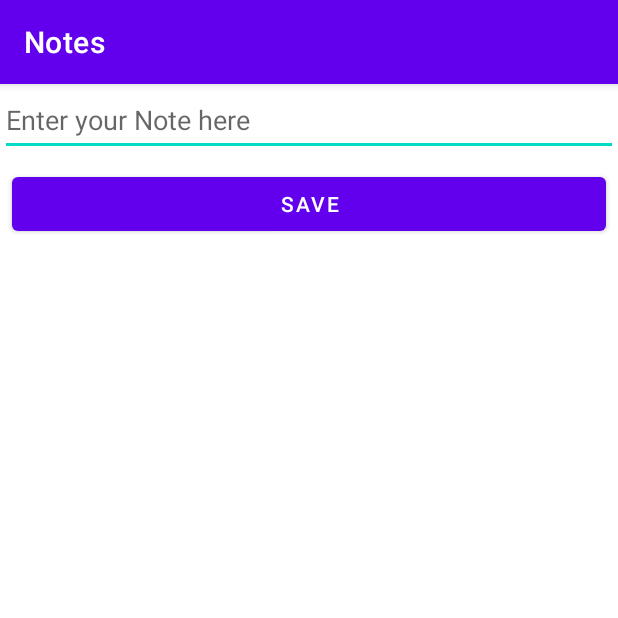
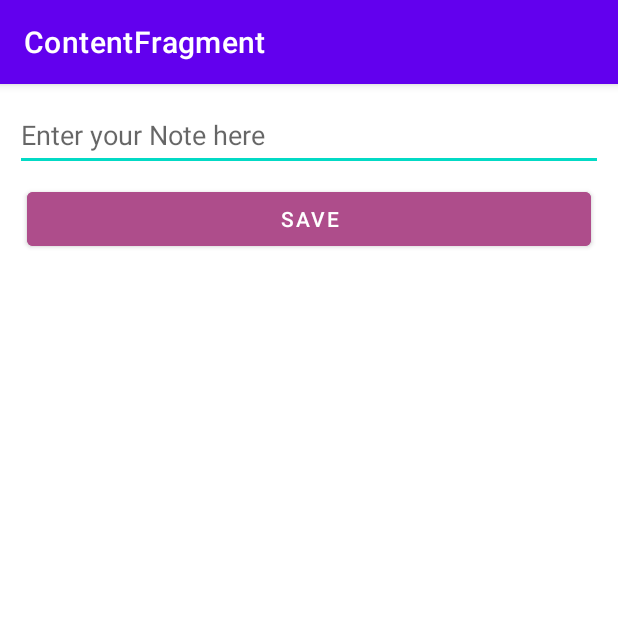
Before and after one commit to atharvabhanage12/NotesApp, an Android app: the screen it shows after launch (MainActivity), on a phone screen of 412 x 824 dp, the top half of it. Run offline under Robolectric (Android 15) with nearby library versions, the phone set to English and light mode, and no system bars; our stand-ins replace Room's generated code, data binding, navigation-ui.

Commit message:
new fragment added

```diff
--- a/app/build.gradle
+++ b/app/build.gradle
@@ -41,6 +41,7 @@ dependencies {
     implementation 'androidx.appcompat:appcompat:1.4.1'
     implementation 'com.google.android.material:material:1.5.0'
     implementation 'androidx.constraintlayout:constraintlayout:2.1.3'
+    implementation 'androidx.legacy:legacy-support-v4:1.0.0'
     testImplementation 'junit:junit:4.+'
     androidTestImplementation 'androidx.test.ext:junit:1.1.3'
     androidTestImplementation 'androidx.test.espresso:espresso-core:3.4.0'
@@ -86,4 +87,7 @@ dependencies {
     // optional - Test helpers for LiveData
     testImplementation("androidx.arch.core:core-testing:$arch_version")
 
+    implementation 'androidx.navigation:navigation-fragment-ktx:2.3.5'
+    implementation 'androidx.navigation:navigation-ui-ktx:2.3.5'
+
 }
--- a/app/src/main/java/com/example/notes/MainActivity.kt
+++ b/app/src/main/java/com/example/notes/MainActivity.kt
@@ -6,72 +6,37 @@ import android.view.View
 import android.widget.EditText
 import android.widget.TextView
 import android.widget.Toast
+import androidx.databinding.DataBindingUtil
 import androidx.lifecycle.Observer
 import androidx.lifecycle.ViewModelProvider
+import androidx.navigation.findNavController
+import androidx.navigation.ui.NavigationUI
 import androidx.recyclerview.widget.LinearLayoutManager
 import androidx.recyclerview.widget.RecyclerView
 import com.example.notes.database.Note
 import com.example.notes.databinding.ActivityMainBinding
 import com.example.notes.recyclerview.INotesRVAdapter
+import com.example.notes.recyclerview.INotesRVAdapter_1
 import com.example.notes.recyclerview.NotesRVAdapter
 
 
 //private lateinit var binding: ActivityMainBinding
-class MainActivity : AppCompatActivity(), INotesRVAdapter {
+class MainActivity : AppCompatActivity() {
 
 
-
-    lateinit var viewModel: NoteViewModel
-    private var layoutManager: RecyclerView.LayoutManager?=null
+    private lateinit var binding:ActivityMainBinding
 
     override fun onCreate(savedInstanceState: Bundle?) {
         super.onCreate(savedInstanceState)
-        val binding=ActivityMainBinding.inflate(layoutInflater)
-//        setContentView(R.layout.activity_main)
 
-
-
-        layoutManager= LinearLayoutManager(this)
-        binding.recyclerView.layoutManager=layoutManager
-        val adapter= NotesRVAdapter(this,this)
-
-
-        binding.recyclerView.adapter=adapter
-
-
-        viewModel= ViewModelProvider(this).get(NoteViewModel::class.java)
-
-        viewModel.allNotes.observe(this, Observer {list->
-            list?.let {
-                adapter.updateList(it)
-            }
-
-        })
-
-        setContentView(binding.root)
+        binding= DataBindingUtil.setContentView(this,R.layout.activity_main)
+        val navController= this.findNavController(R.id.myNavHostFragment)
+        NavigationUI.setupActionBarWithNavController(this,navController)
 
 
     }
 
-    override fun onItemClicked(note: Note) {
-        viewModel.deleteNode(note)
-        Toast.makeText(this,"${note.text} Deleted",Toast.LENGTH_LONG).show()
-    }
-
-
-    fun submitData(view: View) {
-//       var binding: ActivityMainBinding
-//        val binding=ActivityMainBinding.inflate(layoutInflater)
-        val noteText:EditText =  findViewById(R.id.input)
-//        val nnn="ksks"
-
-//        Toast.makeText(this,"clicked ${noteText.text}",Toast.LENGTH_LONG).show()
-
-        val noteTexts=  noteText.text.toString()
-
-        if(noteTexts.isNotEmpty()){
-            viewModel.insertNode(Note(noteTexts))
-            Toast.makeText(this,"${noteTexts} Inserted",Toast.LENGTH_LONG).show()
-        }
-    }
-}
+    override fun onSupportNavigateUp(): Boolean {
+        val navController= this.findNavController(R.id.myNavHostFragment)
+        return navController.navigateUp()
+    }}
--- /dev/null
+++ b/app/src/main/java/com/example/notes/fragments/ContentFragment.kt
@@ -0,0 +1,107 @@
+package com.example.notes.fragments
+
+import android.app.Activity
+import android.app.Application
+import android.os.Bundle
+import androidx.fragment.app.Fragment
+import android.view.LayoutInflater
+import android.view.View
+import android.view.ViewGroup
+import android.widget.EditText
+import android.widget.Toast
+import androidx.appcompat.app.AppCompatActivity
+import androidx.appcompat.widget.ActionBarContextView
+import androidx.databinding.BindingAdapter
+import androidx.databinding.DataBindingUtil
+import androidx.lifecycle.Observer
+import androidx.lifecycle.ViewModelProvider
+import androidx.navigation.Navigation
+import androidx.recyclerview.widget.LinearLayoutManager
+import androidx.recyclerview.widget.RecyclerView
+import com.example.notes.MainActivity
+import com.example.notes.NoteViewModel
+import com.example.notes.R
+import com.example.notes.database.Note
+import com.example.notes.databinding.ActivityMainBinding
+//import com.example.notes.databinding.ActivityMainBinding.inflate
+import com.example.notes.databinding.FragmentContentBinding
+import com.example.notes.recyclerview.INotesRVAdapter
+import com.example.notes.recyclerview.INotesRVAdapter_1
+import com.example.notes.recyclerview.NotesRVAdapter
+
+
+class ContentFragment :  Fragment(), INotesRVAdapter, INotesRVAdapter_1 {
+
+    private lateinit var binding: FragmentContentBinding
+
+    lateinit var viewModel: NoteViewModel
+    private var layoutManager: RecyclerView.LayoutManager?=null
+
+
+    override fun onCreateView(
+        inflater: LayoutInflater, container: ViewGroup?,
+        savedInstanceState: Bundle?
+    ): View? {
+
+        val binding : FragmentContentBinding = DataBindingUtil.inflate(inflater,
+            R.layout.fragment_content,container,false)
+
+
+        layoutManager= LinearLayoutManager(context)  //
+        binding.recyclerView.layoutManager=layoutManager
+
+
+        binding.button.setOnClickListener {
+            submitData(binding)
+        }
+
+        val adapter= NotesRVAdapter( this.context ,this,this) //
+
+
+        binding.recyclerView.adapter=adapter
+
+
+        viewModel= ViewModelProvider(this).get(NoteViewModel::class.java)
+
+        viewModel.allNotes.observe(viewLifecycleOwner, Observer {list->   //
+            list?.let {
+                adapter.updateList(it)
+            }
+
+        })
+
+
+
+        return binding.root
+    }
+
+    override fun onItemClicked(note: Note) {
+        viewModel.deleteNode(note)
+        Toast.makeText(context,"${note.text} Deleted", Toast.LENGTH_LONG).show() //
+    }
+
+
+    fun submitData(binding: FragmentContentBinding) {
+//       var binding: FragmentContentBinding
+//        val binding=ActivityMainBinding.inflate(layoutInflater)
+        val noteText: EditText = binding.input // findViewById(R.id.input)
+//        val nnn="ksks"
+
+//        Toast.makeText(this,"clicked ${noteText.text}",Toast.LENGTH_LONG).show()
+
+        val noteTexts=  noteText.text.toString()
+
+        if(noteTexts.isNotEmpty()){
+            viewModel.insertNode(Note(noteTexts))
+            Toast.makeText(context,"${noteTexts} Inserted", Toast.LENGTH_LONG).show()
+        }
+    }
+
+    override fun onItemClicked_1(note: Note) {
+        Toast.makeText(context,"${note.text} selected", Toast.LENGTH_LONG).show()
+
+
+    }
+
+
+}
--- a/app/src/main/java/com/example/notes/recyclerview/NotesRVAdapter.kt
+++ b/app/src/main/java/com/example/notes/recyclerview/NotesRVAdapter.kt
@@ -15,17 +15,23 @@ import org.w3c.dom.Text
 import kotlin.math.log
 
 
-class NotesRVAdapter(private val context : Context, private val listner:INotesRVAdapter) :RecyclerView.Adapter<NotesRVAdapter.NoteViewHolder>() {
+class NotesRVAdapter(private val context : Context?, private val listner:INotesRVAdapter,private val listner_1:INotesRVAdapter_1) :RecyclerView.Adapter<NotesRVAdapter.NoteViewHolder>() {
 
 
     val allNotes = ArrayList<Note>()
 
     override fun onCreateViewHolder(parent: ViewGroup, viewType: Int): NoteViewHolder {
+
+
         val viewHolder= NoteViewHolder(LayoutInflater.from(context).inflate(R.layout.item_note,parent,false))
 
         viewHolder.deleteButton.setOnClickListener {
             listner.onItemClicked(allNotes[viewHolder.adapterPosition])
         }
+        viewHolder.textView.setOnClickListener {
+            listner_1.onItemClicked_1(allNotes[viewHolder.adapterPosition])
+        }
+
 
         return viewHolder
     }
@@ -62,3 +68,6 @@ class NotesRVAdapter(private val context : Context, private val listner:INotesRV
 interface INotesRVAdapter{
     fun onItemClicked(note: Note)
 }
+interface INotesRVAdapter_1{
+    fun onItemClicked_1(note: Note)
+}
--- a/app/src/main/res/layout/activity_main.xml
+++ b/app/src/main/res/layout/activity_main.xml
@@ -2,55 +2,19 @@
 <layout xmlns:android="http://schemas.android.com/apk/res/android"
     xmlns:app="http://schemas.android.com/apk/res-auto"
     xmlns:tools="http://schemas.android.com/tools"
+    android:background="#78EC9C"
     >
 
-<!--    <data>-->
-
-<!--    </data>-->
-
-    <androidx.constraintlayout.widget.ConstraintLayout
+    <LinearLayout
         android:layout_width="match_parent"
         android:layout_height="match_parent"
-        android:layout_margin="10dp"
-        tools:context=".MainActivity">
-
-        <EditText
-            android:id="@+id/input"
-            android:layout_width="0dp"
-            android:layout_height="wrap_content"
-            android:ems="10"
-            android:hint="Enter your Note here"
-            android:inputType="textPersonName"
-            android:minHeight="48dp"
-            app:layout_constraintEnd_toEndOf="parent"
-            app:layout_constraintHorizontal_bias="0.5"
-            app:layout_constraintStart_toStartOf="parent"
-            app:layout_constraintTop_toTopOf="parent" />
-
-        <Button
-            android:id="@+id/button"
-            android:layout_width="0dp"
-            android:layout_height="wrap_content"
-            android:layout_margin="8dp"
-            android:layout_marginTop="44dp"
-            android:onClick="submitData"
-            android:text="Save"
-            app:layout_constraintEnd_toEndOf="parent"
-            app:layout_constraintHorizontal_bias="1.0"
-            app:layout_constraintStart_toStartOf="parent"
-            app:layout_constraintTop_toBottomOf="@+id/input"
-            tools:ignore="OnClick,UsingOnClickInXml" />
-
-        <androidx.recyclerview.widget.RecyclerView
-            android:id="@+id/recyclerView"
-            android:layout_width="296dp"
-            android:layout_height="443dp"
-            android:layout_marginBottom="16dp"
-            app:layout_constraintBottom_toBottomOf="parent"
-            app:layout_constraintEnd_toEndOf="parent"
-            app:layout_constraintHorizontal_bias="0.504"
-            app:layout_constraintStart_toStartOf="parent"
-            app:layout_constraintTop_toBottomOf="@+id/button" />
-
-    </androidx.constraintlayout.widget.ConstraintLayout>
+        android:orientation="vertical">
+        <fragment
+            android:id="@+id/myNavHostFragment"
+            android:name="androidx.navigation.fragment.NavHostFragment"
+            android:layout_width="match_parent"
+            android:layout_height="match_parent"
+            app:defaultNavHost="true"
+            app:navGraph="@navigation/navigation"/>
+    </LinearLayout>
 </layout>
--- /dev/null
+++ b/app/src/main/res/layout/fragment_content.xml
@@ -0,0 +1,55 @@
+<?xml version="1.0" encoding="utf-8"?>
+<layout xmlns:android="http://schemas.android.com/apk/res/android"
+    xmlns:app="http://schemas.android.com/apk/res-auto"
+    xmlns:tools="http://schemas.android.com/tools"
+    >
+
+    <!--    <data>-->
+
+    <!--    </data>-->
+
+    <androidx.constraintlayout.widget.ConstraintLayout
+        android:layout_width="match_parent"
+        android:layout_height="match_parent"
+        android:layout_margin="10dp"
+        tools:context=".ContentFragment">
+
+        <EditText
+            android:id="@+id/input"
+            android:layout_width="0dp"
+            android:layout_height="wrap_content"
+            android:ems="10"
+            android:hint="Enter your Note here"
+            android:inputType="textPersonName"
+            android:minHeight="48dp"
+            app:layout_constraintEnd_toEndOf="parent"
+            app:layout_constraintHorizontal_bias="0.5"
+            app:layout_constraintStart_toStartOf="parent"
+            app:layout_constraintTop_toTopOf="parent" />
+
+        <Button
+            android:id="@+id/button"
+            android:layout_width="0dp"
+            android:layout_height="wrap_content"
+            android:layout_margin="8dp"
+            android:layout_marginTop="44dp"
+            android:backgroundTint="#AE4D8B"
+            android:text="Save"
+            app:layout_constraintEnd_toEndOf="parent"
+            app:layout_constraintHorizontal_bias="1.0"
+            app:layout_constraintStart_toStartOf="parent"
+            app:layout_constraintTop_toBottomOf="@+id/input"
+            tools:ignore="OnClick,UsingOnClickInXml" />
+
+        <androidx.recyclerview.widget.RecyclerView
+            android:id="@+id/recyclerView"
+            android:layout_width="341dp"
+            android:layout_height="475dp"
+            android:layout_marginTop="84dp"
+            app:layout_constraintEnd_toEndOf="parent"
+            app:layout_constraintHorizontal_bias="0.509"
+            app:layout_constraintStart_toStartOf="parent"
+            app:layout_constraintTop_toBottomOf="@+id/button" />
+
+    </androidx.constraintlayout.widget.ConstraintLayout>
+</layout>
--- a/app/src/main/res/layout/item_note.xml
+++ b/app/src/main/res/layout/item_note.xml
@@ -15,11 +15,11 @@
 
         <TextView
             android:id="@+id/text"
-            android:layout_width="match_parent"
-            android:layout_height="match_parent"
+            android:layout_width="318dp"
+            android:layout_height="53dp"
 
 
-            android:background="#DCC114"
+            android:background="#00BCD4"
             android:padding="16dp"
             android:text="TextView"
             android:textColor="#212121"
--- /dev/null
+++ b/app/src/main/res/navigation/navigation.xml
@@ -0,0 +1,11 @@
+<?xml version="1.0" encoding="utf-8"?>
+<navigation xmlns:android="http://schemas.android.com/apk/res/android"
+    xmlns:app="http://schemas.android.com/apk/res-auto"
+    android:id="@+id/navigation"
+    app:startDestination="@id/contentFragment">
+
+    <fragment
+        android:id="@+id/contentFragment"
+        android:name="com.example.notes.fragments.ContentFragment"
+        android:label="ContentFragment" />
+</navigation>
--- a/app/src/main/res/values/strings.xml
+++ b/app/src/main/res/values/strings.xml
@@ -1,3 +1,5 @@
 <resources>
     <string name="app_name">Notes</string>
+    <!-- TODO: Remove or change this placeholder text -->
+    <string name="hello_blank_fragment">Hello blank fragment</string>
 </resources>
```
